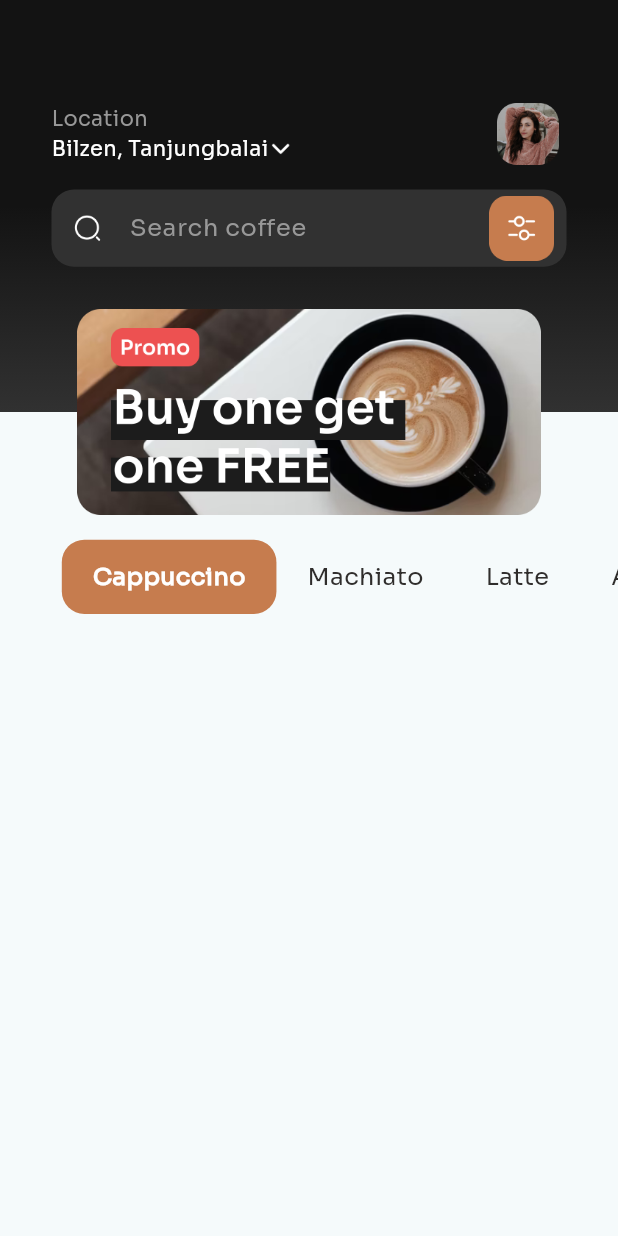
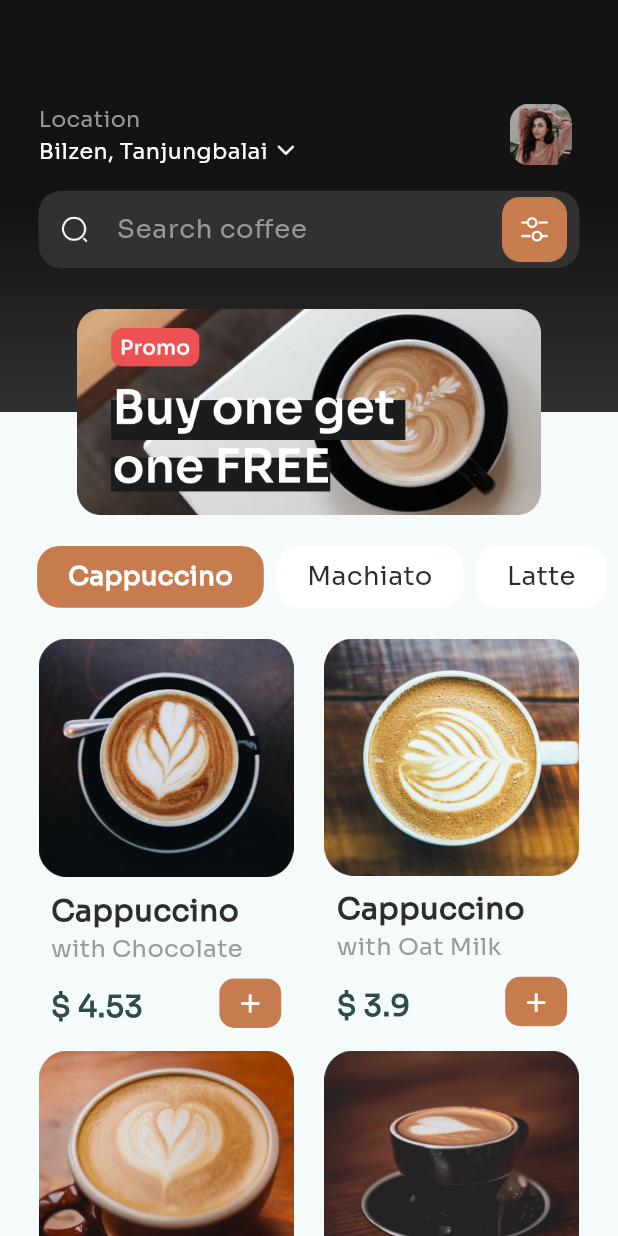
Before and after one commit to MrSaim777/coffee_shop, a Flutter app: the screen it shows after launch, on a phone screen of 412 x 824 dp. Run offline on Flutter 3.47's test engine with Material 3 defaults, Android fonts, the phone set to English and light mode, and no system bars; our stand-ins replace get.

Commit message:
Home screen design completed

```diff
--- a/lib/common/constants/colors.dart
+++ b/lib/common/constants/colors.dart
@@ -6,6 +6,8 @@ class AppColors {
   static const Color blackColor = Color.fromRGBO(47, 45, 44, 1);
   static const Color whiteColor = Color.fromRGBO(255, 255, 255, 1);
   static const Color greyColor = Color.fromRGBO(152, 152, 152, 1);
+  static const Color coffeeFlavorColor = Color.fromRGBO(155, 155, 155, 1);
+  static const Color coffeePriceColor = Color.fromRGBO(47, 75, 78, 1);
   static const Color buttonColor = Color.fromRGBO(198, 124, 78, 1);
   static const Color searchHintColor = Color.fromRGBO(152, 152, 152, 1);
 
--- /dev/null
+++ b/lib/common/utils/app_text_style.dart
@@ -0,0 +1,12 @@
+import 'package:coffee_shop/common/constants/colors.dart';
+import 'package:flutter/material.dart';
+import 'package:get/get.dart';
+
+TextStyle appTextStyle(
+    {FontWeight? fontWeight, double? fontSize, Color? textColor}) {
+  return TextStyle(
+      color: textColor ?? AppColors.blackColor,
+      fontSize: (Get.height + Get.width) / 2 * (fontSize ?? 0.024),
+      decoration: TextDecoration.none,
+      fontWeight: fontWeight ?? FontWeight.normal);
+}
--- /dev/null
+++ b/lib/data/coffees_list.dart
@@ -0,0 +1,53 @@
+import 'package:coffee_shop/common/constants/images.dart';
+import 'package:coffee_shop/data/models/coffee.dart';
+
+List<Coffee> listOfCoffees = [
+  Coffee(
+      id: 1,
+      name: "Cappuccino",
+      image: AssetImages.c3,
+      description:
+          'A cappuccino is an approximately 150 ml (5 oz) beverage, consisting of 25 ml of espresso coffee and 85 ml of fresh milk, topped with a creamy foam layer.',
+      type: CoffeeType.Cappuccino,
+      flavor: CoffeeFlavor.Chocolate,
+      size: CoffeeSize.Medium,
+      price: 4.53,
+      rating: 4.8,
+      allRatings: 230),
+  Coffee(
+      id: 2,
+      name: "Cappuccino",
+      image: AssetImages.c4,
+      description:
+          'A cappuccino is an approximately 150 ml (5 oz) beverage, consisting of 25 ml of espresso coffee and 85 ml of fresh milk, topped with a creamy foam layer.',
+      type: CoffeeType.Cappuccino,
+      flavor: CoffeeFlavor.OatMilk,
+      size: CoffeeSize.Medium,
+      price: 3.90,
+      rating: 4.9,
+      allRatings: 267),
+  Coffee(
+      id: 3,
+      name: "Cappuccino",
+      image: AssetImages.c2,
+      description:
+          'A cappuccino is an approximately 150 ml (5 oz) beverage, consisting of 25 ml of espresso coffee and 85 ml of fresh milk, topped with a creamy foam layer.',
+      type: CoffeeType.Cappuccino,
+      flavor: CoffeeFlavor.OatMilk,
+      size: CoffeeSize.Medium,
+      price: 5.12,
+      rating: 4.5,
+      allRatings: 170),
+  Coffee(
+      id: 4,
+      name: "Cappuccino",
+      image: AssetImages.c1,
+      description:
+          'A cappuccino is an approximately 150 ml (5 oz) beverage, consisting of 25 ml of espresso coffee and 85 ml of fresh milk, topped with a creamy foam layer.',
+      type: CoffeeType.Cappuccino,
+      flavor: CoffeeFlavor.Chocolate,
+      size: CoffeeSize.Medium,
+      price: 4.53,
+      rating: 4.0,
+      allRatings: 123),
+];
--- /dev/null
+++ b/lib/data/models/coffee.dart
@@ -0,0 +1,37 @@
+// ignore_for_file: constant_identifier_names
+
+enum CoffeeType { Cappuccino, Machiato, Latte, Americano }
+
+enum CoffeeFlavor { Chocolate, OatMilk }
+
+enum CoffeeSize { Small, Medium, Large }
+
+class Coffee {
+  final int id;
+  final String name;
+  final String image;
+  final String description;
+  final CoffeeType type;
+  final CoffeeFlavor flavor;
+  final CoffeeSize size;
+  final double price;
+  double rating;
+  int allRatings;
+  bool isFavorite;
+  bool isInCart;
+
+  Coffee({
+    required this.id,
+    required this.name,
+    required this.image,
+    required this.description,
+    required this.type,
+    required this.flavor,
+    required this.size,
+    required this.price,
+    this.rating = 0.0,
+    this.allRatings = 0,
+    this.isFavorite = false,
+    this.isInCart = false,
+  });
+}
--- a/lib/features/coffee_home/controller/home_controller.dart
+++ b/lib/features/coffee_home/controller/home_controller.dart
@@ -1,3 +1,4 @@
+import 'package:coffee_shop/data/models/coffee.dart';
 import 'package:get/get.dart';
 
 class HomeController extends GetxController {
@@ -7,4 +8,15 @@ class HomeController extends GetxController {
   selectListType(int index) {
     selectedListType.value = index;
   }
+
+  String flavor(CoffeeFlavor coffeeFlavor) {
+    switch (coffeeFlavor) {
+      case CoffeeFlavor.Chocolate:
+        return 'Chocolate';
+      case CoffeeFlavor.OatMilk:
+        return 'Oat Milk';
+      default:
+        return 'Unknown Flavor';
+    }
+  }
 }
--- a/lib/features/coffee_home/screen/home_screen.dart
+++ b/lib/features/coffee_home/screen/home_screen.dart
@@ -1,6 +1,8 @@
 import 'package:coffee_shop/common/constants/colors.dart';
 import 'package:coffee_shop/common/constants/icons.dart';
 import 'package:coffee_shop/common/constants/images.dart';
+import 'package:coffee_shop/common/utils/app_text_style.dart';
+import 'package:coffee_shop/data/coffees_list.dart';
 import 'package:coffee_shop/features/coffee_home/controller/home_controller.dart';
 import 'package:flutter/material.dart';
 import 'package:get/get.dart';
@@ -17,10 +19,83 @@ class HomeScreen extends StatelessWidget {
           children: [
             buildHomeStack(context),
             SizedBox(height: context.height / 12),
-            buildCoffeeTypeList(context, controller)
+            buildCoffeeTypeList(context, controller),
+            buildGridView(context, controller)
           ],
         ),
       ),
+    );
+  }
+
+  GridView buildGridView(BuildContext context, HomeController controller) {
+    return GridView.builder(
+      physics: const NeverScrollableScrollPhysics(),
+      padding: EdgeInsets.symmetric(horizontal: context.width / 16),
+      itemCount: listOfCoffees.length,
+      shrinkWrap: true,
+      gridDelegate: SliverGridDelegateWithFixedCrossAxisCount(
+          crossAxisCount: 2,
+          crossAxisSpacing: context.width / 20,
+          mainAxisExtent: context.height / 3),
+      itemBuilder: (context, index) {
+        var list = listOfCoffees[index];
+        return Column(
+          crossAxisAlignment: CrossAxisAlignment.start,
+          children: [
+            Image.asset(list.image),
+            Padding(
+              padding: EdgeInsets.symmetric(
+                  horizontal: context.width / 50,
+                  vertical: context.height / 100),
+              child: Column(
+                crossAxisAlignment: CrossAxisAlignment.start,
+                children: [
+                  Text(
+                    list.name,
+                    style: appTextStyle(
+                        fontSize: 0.032,
+                        fontWeight: FontWeight.bold,
+                        textColor: AppColors.blackColor),
+                  ),
+                  Text(
+                    'with ${controller.flavor(list.flavor)}',
+                    style: appTextStyle(
+                        fontSize: 0.026,
+                        textColor: AppColors.coffeeFlavorColor),
+                  ),
+                  SizedBox(height: context.height / 100),
+                  Row(
+                    mainAxisAlignment: MainAxisAlignment.spaceBetween,
+                    crossAxisAlignment: CrossAxisAlignment.end,
+                    children: [
+                      Text(
+                        '\$ ${list.price}',
+                        style: appTextStyle(
+                            fontSize: 0.032,
+                            fontWeight: FontWeight.bold,
+                            textColor: AppColors.coffeePriceColor),
+                      ),
+                      InkWell(
+                        child: Container(
+                          height: context.height / 25,
+                          width: context.width / 10,
+                          decoration: BoxDecoration(
+                              color: AppColors.buttonColor,
+                              borderRadius: BorderRadius.circular(10)),
+                          child: Center(
+                              child: Icon(Icons.add,
+                                  color: AppColors.whiteColor,
+                                  size: context.width / 20)),
+                        ),
+                      )
+                    ],
+                  )
+                ],
+              ),
+            ),
+          ],
+        );
+      },
     );
   }
 
@@ -30,7 +105,7 @@ class HomeScreen extends StatelessWidget {
       height: context.height / 10,
       width: double.infinity,
       child: ListView.builder(
-        padding: EdgeInsets.symmetric(horizontal: context.width / 10),
+        padding: EdgeInsets.symmetric(horizontal: context.width / 20),
         itemCount: controller.coffeeTypes.length,
         scrollDirection: Axis.horizontal,
         shrinkWrap: true,
@@ -41,19 +116,21 @@ class HomeScreen extends StatelessWidget {
             child: Obx(() => Container(
                   padding: EdgeInsets.symmetric(horizontal: context.width / 20),
                   margin: EdgeInsets.symmetric(
-                      // horizontal: context.width / 50,
-                      vertical: context.height / 50),
+                      horizontal: context.width / 100,
+                      vertical: context.height / 40),
                   decoration: controller.selectedListType.value != index
-                      ? null
+                      ? BoxDecoration(
+                          color: AppColors.whiteColor,
+                          borderRadius: BorderRadius.circular(15))
                       : BoxDecoration(
                           color: AppColors.buttonColor,
                           borderRadius: BorderRadius.circular(15)),
                   child: Center(
                     child: Text(
                       list,
-                      style: TextStyle(
-                          fontSize: 16,
-                          color: controller.selectedListType.value != index
+                      style: appTextStyle(
+                          fontSize: 0.028,
+                          textColor: controller.selectedListType.value != index
                               ? AppColors.blackColor
                               : AppColors.whiteColor,
                           fontWeight: controller.selectedListType.value != index
@@ -89,27 +166,29 @@ class HomeScreen extends StatelessWidget {
             children: [
               SizedBox(height: context.height / 12),
               Padding(
-                padding: EdgeInsets.symmetric(horizontal: context.width / 12),
+                padding: EdgeInsets.symmetric(horizontal: context.width / 16),
                 child: Row(
                   mainAxisAlignment: MainAxisAlignment.spaceBetween,
                   children: [
                     Column(
                       crossAxisAlignment: CrossAxisAlignment.start,
                       children: [
-                        const Text(
+                        Text(
                           "Location",
-                          style: TextStyle(color: AppColors.greyColor),
+                          style: appTextStyle(textColor: AppColors.greyColor),
                         ),
                         Row(
                           children: [
-                            const Text(
+                            Text(
                               "Bilzen, Tanjungbalai",
-                              style: TextStyle(color: AppColors.whiteColor),
+                              style:
+                                  appTextStyle(textColor: AppColors.whiteColor),
                             ),
+                            SizedBox(width: context.width / 100),
                             Image.asset(
                               AssetIcons.arrowDown,
                               color: AppColors.whiteColor,
-                              width: context.width / 25,
+                              width: context.width / 26,
                             )
                           ],
                         )
@@ -128,7 +207,7 @@ class HomeScreen extends StatelessWidget {
               Container(
                 margin: EdgeInsets.symmetric(
                     vertical: context.height / 50,
-                    horizontal: context.width / 12),
+                    horizontal: context.width / 16),
                 height: context.height / 16,
                 width: double.infinity,
                 decoration: BoxDecoration(
@@ -140,8 +219,9 @@ class HomeScreen extends StatelessWidget {
                   style: const TextStyle(color: AppColors.whiteColor),
                   decoration: InputDecoration(
                       hintText: "Search coffee",
-                      hintStyle:
-                          const TextStyle(color: AppColors.searchHintColor),
+                      hintStyle: appTextStyle(
+                          textColor: AppColors.searchHintColor,
+                          fontSize: 0.028),
                       border: InputBorder.none,
                       prefixIcon: Padding(
                         padding:
@@ -169,7 +249,7 @@ class HomeScreen extends StatelessWidget {
           bottom: -context.height / 12,
           child: Container(
             height: context.height / 6,
-            width: context.width / 1.2,
+            width: context.width,
             decoration: BoxDecoration(
                 borderRadius: BorderRadius.circular(20),
                 image: const DecorationImage(
```
